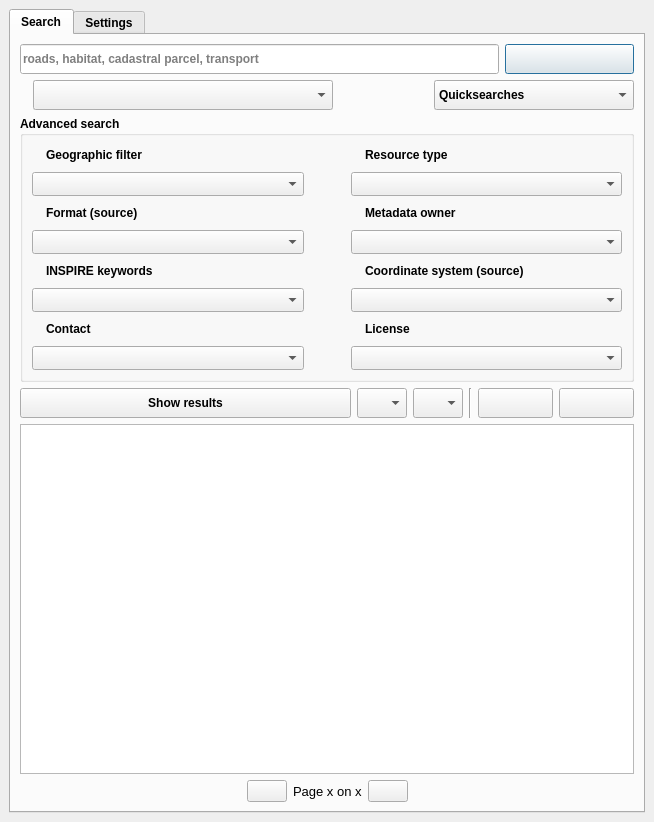
Old version of the form ui/isogeo_dockwidget_base.ui in the repository isogeo/isogeo-plugin-qgis.
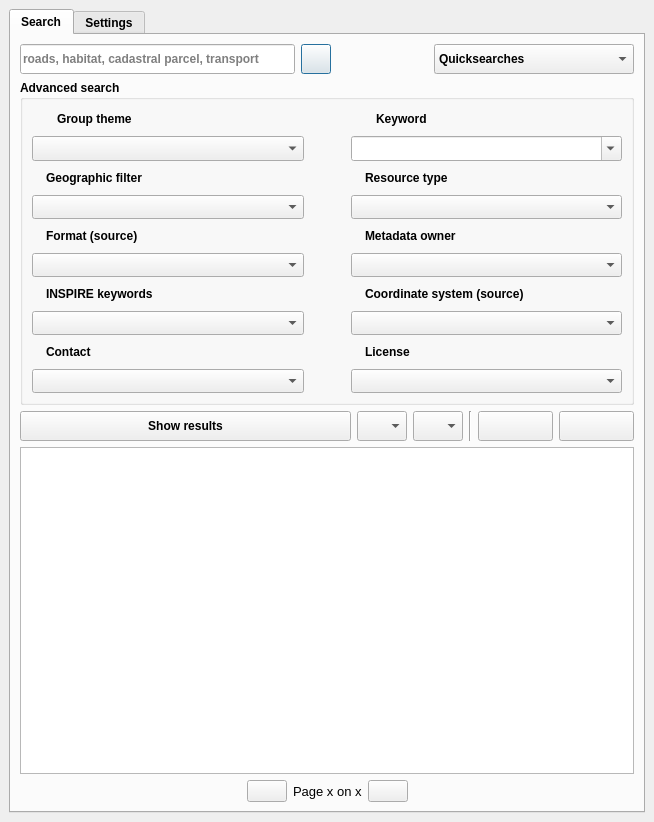
New version of the form. Icons and pictures are not drawn. Custom widgets are drawn as their Qt base class.

Commit message: #393 Add group themes to search engine

```diff
--- a/ui/isogeo_dockwidget_base.ui
+++ b/ui/isogeo_dockwidget_base.ui
@@ -13,7 +13,7 @@
   <property name="minimumSize">
    <size>
     <width>654</width>
-    <height>759</height>
+    <height>822</height>
    </size>
   </property>
   <property name="maximumSize">
@@ -249,197 +249,6 @@
           </item>
          </layout>
         </item>
-        <item row="0" column="0">
-         <layout class="QGridLayout" name="lyt_search">
-          <item row="0" column="0" colspan="5">
-           <widget class="QLineEdit" name="txt_input">
-            <property name="minimumSize">
-             <size>
-              <width>200</width>
-              <height>30</height>
-             </size>
-            </property>
-            <property name="toolTip">
-             <string>Enter your search terms</string>
-            </property>
-            <property name="autoFillBackground">
-             <bool>true</bool>
-            </property>
-            <property name="inputMask">
-             <string/>
-            </property>
-            <property name="text">
-             <string/>
-            </property>
-            <property name="placeholderText">
-             <string>roads, habitat, cadastral parcel, transport</string>
-            </property>
-           </widget>
-          </item>
-          <item row="1" column="4" colspan="3">
-           <widget class="QComboBox" name="cbb_quicksearch_use">
-            <property name="minimumSize">
-             <size>
-              <width>200</width>
-              <height>30</height>
-             </size>
-            </property>
-            <property name="maximumSize">
-             <size>
-              <width>200</width>
-              <height>30</height>
-             </size>
-            </property>
-            <property name="sizeIncrement">
-             <size>
-              <width>2</width>
-              <height>0</height>
-             </size>
-            </property>
-            <property name="toolTip">
-             <string>Quick searches</string>
-            </property>
-            <property name="autoFillBackground">
-             <bool>true</bool>
-            </property>
-            <property name="insertPolicy">
-             <enum>QComboBox::InsertAlphabetically</enum>
-            </property>
-            <property name="iconSize">
-             <size>
-              <width>20</width>
-              <height>20</height>
-             </size>
-            </property>
-            <item>
-             <property name="text">
-              <string>Quicksearches</string>
-             </property>
-            </item>
-           </widget>
-          </item>
-          <item row="1" column="1">
-           <widget class="QgsCheckableComboBox" name="cbb_chck_kw">
-            <property name="minimumSize">
-             <size>
-              <width>300</width>
-              <height>30</height>
-             </size>
-            </property>
-            <property name="maximumSize">
-             <size>
-              <width>300</width>
-              <height>30</height>
-             </size>
-            </property>
-            <property name="autoFillBackground">
-             <bool>true</bool>
-            </property>
-            <property name="sizeAdjustPolicy">
-             <enum>QComboBox::AdjustToMinimumContentsLength</enum>
-            </property>
-            <property name="minimumContentsLength">
-             <number>20</number>
-            </property>
-            <property name="defaultText">
-             <string>---- Keywords ----</string>
-            </property>
-           </widget>
-          </item>
-          <item row="1" column="2">
-           <spacer name="horizontalSpacer_12">
-            <property name="orientation">
-             <enum>Qt::Horizontal</enum>
-            </property>
-            <property name="sizeHint" stdset="0">
-             <size>
-              <width>40</width>
-              <height>20</height>
-             </size>
-            </property>
-           </spacer>
-          </item>
-          <item row="1" column="0">
-           <widget class="QLabel" name="ico_kw">
-            <property name="maximumSize">
-             <size>
-              <width>18</width>
-              <height>18</height>
-             </size>
-            </property>
-            <property name="text">
-             <string/>
-            </property>
-            <property name="pixmap">
-             <pixmap resource="../resources.qrc">:/plugins/Isogeo/resources/tag.svg</pixmap>
-            </property>
-            <property name="scaledContents">
-             <bool>true</bool>
-            </property>
-           </widget>
-          </item>
-          <item row="0" column="5" colspan="2">
-           <widget class="QPushButton" name="btn_search_go">
-            <property name="minimumSize">
-             <size>
-              <width>30</width>
-              <height>30</height>
-             </size>
-            </property>
-            <property name="maximumSize">
-             <size>
-              <width>200</width>
-              <height>30</height>
-             </size>
-            </property>
-            <property name="cursor">
-             <cursorShape>PointingHandCursor</cursorShape>
-            </property>
-            <property name="toolTip">
-             <string>Launch search</string>
-            </property>
-            <property name="autoFillBackground">
-             <bool>true</bool>
-            </property>
-            <property name="text">
-             <string/>
-            </property>
-            <property name="icon">
-             <iconset resource="../resources.qrc">
-              <normaloff>:/plugins/Isogeo/resources/search/search.svg</normaloff>:/plugins/Isogeo/resources/search/search.svg</iconset>
-            </property>
-            <property name="autoDefault">
-             <bool>true</bool>
-            </property>
-            <property name="default">
-             <bool>true</bool>
-            </property>
-            <property name="flat">
-             <bool>false</bool>
-            </property>
-           </widget>
-          </item>
-          <item row="1" column="3">
-           <widget class="QLabel" name="label">
-            <property name="maximumSize">
-             <size>
-              <width>18</width>
-              <height>18</height>
-             </size>
-            </property>
-            <property name="text">
-             <string/>
-            </property>
-            <property name="pixmap">
-             <pixmap resource="../resources.qrc">:/plugins/Isogeo/resources/search/bolt.svg</pixmap>
-            </property>
-            <property name="scaledContents">
-             <bool>true</bool>
-            </property>
-           </widget>
-          </item>
-         </layout>
-        </item>
         <item row="4" column="0">
          <layout class="QHBoxLayout" name="horizontalLayout_12">
           <item>
@@ -551,17 +360,204 @@
           </column>
          </widget>
         </item>
+        <item row="0" column="0">
+         <layout class="QVBoxLayout" name="verticalLayout_3">
+          <item>
+           <layout class="QHBoxLayout" name="horizontalLayout_20">
+            <property name="sizeConstraint">
+             <enum>QLayout::SetDefaultConstraint</enum>
+            </property>
+            <item>
+             <widget class="QLineEdit" name="txt_input">
+              <property name="sizePolicy">
+               <sizepolicy hsizetype="Minimum" vsizetype="Fixed">
+                <horstretch>0</horstretch>
+                <verstretch>0</verstretch>
+               </sizepolicy>
+              </property>
+              <property name="minimumSize">
+               <size>
+                <width>275</width>
+                <height>30</height>
+               </size>
+              </property>
+              <property name="maximumSize">
+               <size>
+                <width>275</width>
+                <height>30</height>
+               </size>
+              </property>
+              <property name="toolTip">
+               <string>Enter your search terms</string>
+              </property>
+              <property name="autoFillBackground">
+               <bool>true</bool>
+              </property>
+              <property name="inputMask">
+               <string/>
+              </property>
+              <property name="text">
+               <string/>
+              </property>
+              <property name="placeholderText">
+               <string>roads, habitat, cadastral parcel, transport</string>
+              </property>
+             </widget>
+            </item>
+            <item>
+             <widget class="QPushButton" name="btn_search_go">
+              <property name="sizePolicy">
+               <sizepolicy hsizetype="Minimum" vsizetype="Fixed">
+                <horstretch>0</horstretch>
+                <verstretch>0</verstretch>
+               </sizepolicy>
+              </property>
+              <property name="minimumSize">
+               <size>
+                <width>30</width>
+                <height>30</height>
+               </size>
+              </property>
+              <property name="maximumSize">
+               <size>
+                <width>30</width>
+                <height>30</height>
+               </size>
+              </property>
+              <property name="cursor">
+               <cursorShape>PointingHandCursor</cursorShape>
+              </property>
+              <property name="toolTip">
+               <string>Launch search</string>
+              </property>
+              <property name="autoFillBackground">
+               <bool>true</bool>
+              </property>
+              <property name="text">
+               <string/>
+              </property>
+              <property name="icon">
+               <iconset resource="../resources.qrc">
+                <normaloff>:/plugins/Isogeo/resources/search/search.svg</normaloff>:/plugins/Isogeo/resources/search/search.svg</iconset>
+              </property>
+              <property name="autoDefault">
+               <bool>true</bool>
+              </property>
+              <property name="default">
+               <bool>true</bool>
+              </property>
+              <property name="flat">
+               <bool>false</bool>
+              </property>
+             </widget>
+            </item>
+            <item>
+             <spacer name="horizontalSpacer_12">
+              <property name="orientation">
+               <enum>Qt::Horizontal</enum>
+              </property>
+              <property name="sizeHint" stdset="0">
+               <size>
+                <width>50</width>
+                <height>20</height>
+               </size>
+              </property>
+             </spacer>
+            </item>
+            <item>
+             <widget class="QLabel" name="ico_quicksearch">
+              <property name="sizePolicy">
+               <sizepolicy hsizetype="Minimum" vsizetype="Preferred">
+                <horstretch>0</horstretch>
+                <verstretch>0</verstretch>
+               </sizepolicy>
+              </property>
+              <property name="minimumSize">
+               <size>
+                <width>18</width>
+                <height>18</height>
+               </size>
+              </property>
+              <property name="maximumSize">
+               <size>
+                <width>18</width>
+                <height>18</height>
+               </size>
+              </property>
+              <property name="text">
+               <string/>
+              </property>
+              <property name="pixmap">
+               <pixmap resource="../resources.qrc">:/plugins/Isogeo/resources/search/bolt.svg</pixmap>
+              </property>
+              <property name="scaledContents">
+               <bool>true</bool>
+              </property>
+             </widget>
+            </item>
+            <item>
+             <widget class="QComboBox" name="cbb_quicksearch_use">
+              <property name="sizePolicy">
+               <sizepolicy hsizetype="Minimum" vsizetype="Fixed">
+                <horstretch>0</horstretch>
+                <verstretch>0</verstretch>
+               </sizepolicy>
+              </property>
+              <property name="minimumSize">
+               <size>
+                <width>200</width>
+                <height>30</height>
+               </size>
+              </property>
+              <property name="maximumSize">
+               <size>
+                <width>200</width>
+                <height>30</height>
+               </size>
+              </property>
+              <property name="sizeIncrement">
+               <size>
+                <width>2</width>
+                <height>0</height>
+               </size>
+              </property>
+              <property name="toolTip">
+               <string>Quick searches</string>
+              </property>
+              <property name="autoFillBackground">
+               <bool>true</bool>
+              </property>
+              <property name="insertPolicy">
+               <enum>QComboBox::InsertAlphabetically</enum>
+              </property>
+              <property name="iconSize">
+               <size>
+                <width>20</width>
+                <height>20</height>
+               </size>
+              </property>
+              <item>
+               <property name="text">
+                <string>Quicksearches</string>
+               </property>
+              </item>
+             </widget>
+            </item>
+           </layout>
+          </item>
+         </layout>
+        </item>
         <item row="1" column="0">
          <widget class="QgsCollapsibleGroupBox" name="grp_filters">
           <property name="sizePolicy">
-           <sizepolicy hsizetype="Maximum" vsizetype="Preferred">
+           <sizepolicy hsizetype="Expanding" vsizetype="Preferred">
             <horstretch>0</horstretch>
             <verstretch>0</verstretch>
            </sizepolicy>
           </property>
           <property name="maximumSize">
            <size>
-            <width>800</width>
+            <width>900</width>
             <height>16777215</height>
            </size>
           </property>
@@ -593,6 +589,102 @@
                  <property name="sizeConstraint">
                   <enum>QLayout::SetMaximumSize</enum>
                  </property>
+                 <item>
+                  <layout class="QVBoxLayout" name="lyt_vert_filter_grpTh">
+                   <item>
+                    <layout class="QHBoxLayout" name="horizontalLayout_16">
+                     <item>
+                      <widget class="QLabel" name="ico_grpTh">
+                       <property name="sizePolicy">
+                        <sizepolicy hsizetype="Minimum" vsizetype="Preferred">
+                         <horstretch>0</horstretch>
+                         <verstretch>0</verstretch>
+                        </sizepolicy>
+                       </property>
+                       <property name="minimumSize">
+                        <size>
+                         <width>18</width>
+                         <height>0</height>
+                        </size>
+                       </property>
+                       <property name="maximumSize">
+                        <size>
+                         <width>18</width>
+                         <height>18</height>
+                        </size>
+                       </property>
+                       <property name="text">
+                        <string/>
+                       </property>
+                       <property name="pixmap">
+                        <pixmap resource="../resources.qrc">:/plugins/Isogeo/resources/paperclip.svg</pixmap>
+                       </property>
+                       <property name="scaledContents">
+                        <bool>true</bool>
+                       </property>
+                      </widget>
+                     </item>
+                     <item>
+                      <widget class="QLabel" name="lbl_grpTh">
+                       <property name="font">
+                        <font>
+                         <weight>75</weight>
+                         <bold>true</bold>
+                        </font>
+                       </property>
+                       <property name="text">
+                        <string>Group theme</string>
+                       </property>
+                      </widget>
+                     </item>
+                     <item>
+                      <spacer name="horizontalSpacer_24">
+                       <property name="orientation">
+                        <enum>Qt::Horizontal</enum>
+                       </property>
+                       <property name="sizeHint" stdset="0">
+                        <size>
+                         <width>40</width>
+                         <height>20</height>
+                        </size>
+                       </property>
+                      </spacer>
+                     </item>
+                    </layout>
+                   </item>
+                   <item>
+                    <widget class="QComboBox" name="cbb_grpTh">
+                     <property name="sizePolicy">
+                      <sizepolicy hsizetype="Preferred" vsizetype="Fixed">
+                       <horstretch>0</horstretch>
+                       <verstretch>0</verstretch>
+                      </sizepolicy>
+                     </property>
+                     <property name="minimumSize">
+                      <size>
+                       <width>250</width>
+                       <height>25</height>
+                      </size>
+                     </property>
+                     <property name="maximumSize">
+                      <size>
+                       <width>500</width>
+                       <height>25</height>
+                      </size>
+                     </property>
+                     <property name="currentIndex">
+                      <number>-1</number>
+                     </property>
+                     <property name="insertPolicy">
+                      <enum>QComboBox::InsertAlphabetically</enum>
+                     </property>
+                     <property name="sizeAdjustPolicy">
+                      <enum>QComboBox::AdjustToMinimumContentsLengthWithIcon</enum>
+                     </property>
+                    </widget>
+                   </item>
+                  </layout>
+                 </item>
                  <item>
                   <layout class="QVBoxLayout" name="lyt_vert_filter_geo">
                    <property name="sizeConstraint">
@@ -663,7 +755,7 @@
                      </property>
                      <property name="maximumSize">
                       <size>
-                       <width>280</width>
+                       <width>500</width>
                        <height>25</height>
                       </size>
                      </property>
@@ -755,7 +847,7 @@
                      </property>
                      <property name="maximumSize">
                       <size>
-                       <width>280</width>
+                       <width>500</width>
                        <height>25</height>
                       </size>
                      </property>
@@ -847,7 +939,7 @@
                      </property>
                      <property name="maximumSize">
                       <size>
-                       <width>280</width>
+                       <width>500</width>
                        <height>25</height>
                       </size>
                      </property>
@@ -940,7 +1032,7 @@
                      </property>
                      <property name="maximumSize">
                       <size>
-                       <width>280</width>
+                       <width>500</width>
                        <height>25</height>
                       </size>
                      </property>
@@ -980,6 +1072,108 @@
                  <property name="sizeConstraint">
                   <enum>QLayout::SetMaximumSize</enum>
                  </property>
+                 <item>
+                  <layout class="QVBoxLayout" name="lyt_vert_filter_keywords">
+                   <item>
+                    <layout class="QHBoxLayout" name="horizontalLayout_18">
+                     <item>
+                      <widget class="QLabel" name="ico_kw">
+                       <property name="sizePolicy">
+                        <sizepolicy hsizetype="Minimum" vsizetype="Preferred">
+                         <horstretch>0</horstretch>
+                         <verstretch>0</verstretch>
+                        </sizepolicy>
+                       </property>
+                       <property name="minimumSize">
+                        <size>
+                         <width>18</width>
+                         <height>18</height>
+                        </size>
+                       </property>
+                       <property name="maximumSize">
+                        <size>
+                         <width>18</width>
+                         <height>18</height>
+                        </size>
+                       </property>
+                       <property name="text">
+                        <string/>
+                       </property>
+                       <property name="pixmap">
+                        <pixmap resource="../resources.qrc">:/plugins/Isogeo/resources/tag.svg</pixmap>
+                       </property>
+                       <property name="scaledContents">
+                        <bool>true</bool>
+                       </property>
+                      </widget>
+                     </item>
+                     <item>
+                      <widget class="QLabel" name="lbl_kw">
+                       <property name="font">
+                        <font>
+                         <weight>75</weight>
+                         <bold>true</bold>
+                        </font>
+                       </property>
+                       <property name="text">
+                        <string>Keyword</string>
+                       </property>
+                      </widget>
+                     </item>
+                     <item>
+                      <spacer name="horizontalSpacer_23">
+                       <property name="orientation">
+                        <enum>Qt::Horizontal</enum>
+                       </property>
+                       <property name="sizeHint" stdset="0">
+                        <size>
+                         <width>40</width>
+                         <height>20</height>
+                        </size>
+                       </property>
+                      </spacer>
+                     </item>
+                    </layout>
+                   </item>
+                   <item>
+                    <widget class="QgsCheckableComboBox" name="cbb_chck_kw">
+                     <property name="sizePolicy">
+                      <sizepolicy hsizetype="Preferred" vsizetype="Fixed">
+                       <horstretch>0</horstretch>
+                       <verstretch>0</verstretch>
+                      </sizepolicy>
+                     </property>
+                     <property name="minimumSize">
+                      <size>
+                       <width>250</width>
+                       <height>25</height>
+                      </size>
+                     </property>
+                     <property name="maximumSize">
+                      <size>
+                       <width>500</width>
+                       <height>25</height>
+                      </size>
+                     </property>
+                     <property name="editable">
+                      <bool>true</bool>
+                     </property>
+                     <property name="currentText">
+                      <string/>
+                     </property>
+                     <property name="sizeAdjustPolicy">
+                      <enum>QComboBox::AdjustToMinimumContentsLengthWithIcon</enum>
+                     </property>
+                     <property name="minimumContentsLength">
+                      <number>20</number>
+                     </property>
+                     <property name="defaultText">
+                      <string/>
+                     </property>
+                    </widget>
+                   </item>
+                  </layout>
+                 </item>
                  <item>
                   <layout class="QVBoxLayout" name="lyt_vert_filter_type">
                    <property name="sizeConstraint">
@@ -1050,7 +1244,7 @@
                      </property>
                      <property name="maximumSize">
                       <size>
-                       <width>280</width>
+                       <width>500</width>
                        <height>25</height>
                       </size>
                      </property>
@@ -1142,7 +1336,7 @@
                      </property>
                      <property name="maximumSize">
                       <size>
-                       <width>280</width>
+                       <width>500</width>
                        <height>25</height>
                       </size>
                      </property>
@@ -1234,7 +1428,7 @@
                      </property>
                      <property name="maximumSize">
                       <size>
-                       <width>280</width>
+                       <width>500</width>
                        <height>25</height>
                       </size>
                      </property>
@@ -1321,7 +1515,7 @@
                      </property>
                      <property name="maximumSize">
                       <size>
-                       <width>280</width>
+                       <width>500</width>
                        <height>25</height>
                       </size>
                      </property>
```
Left out of the diff: 6 changed lines with no effect on the pictures. The commit also changes 6 other files.
